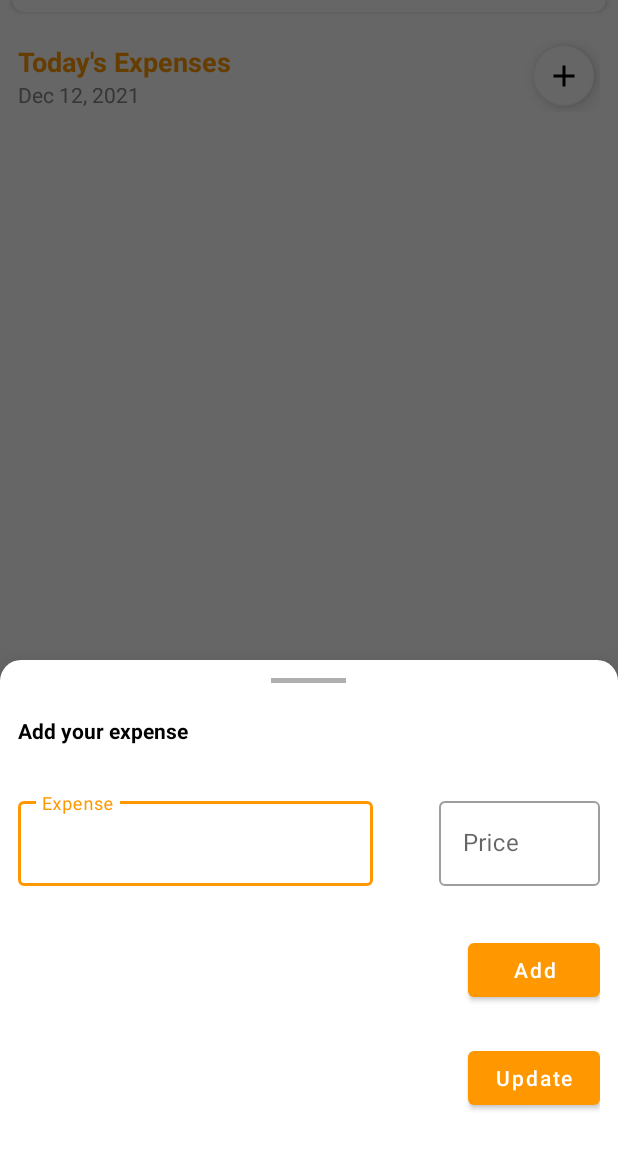
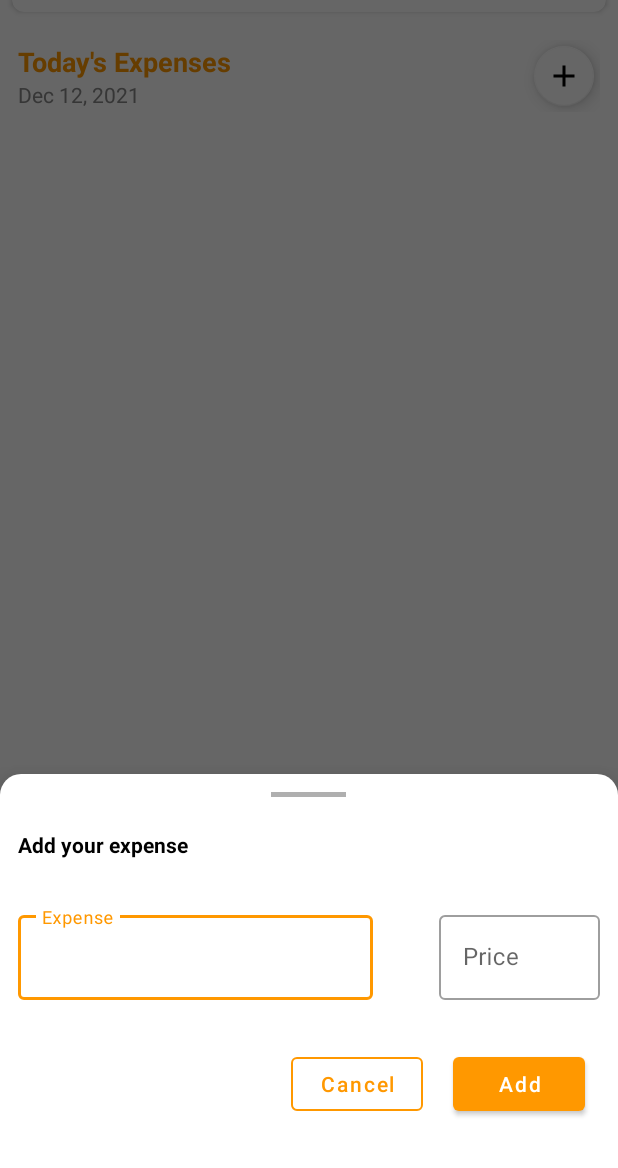
Before and after one commit to SimranjitKaur2815/ExpenseTracker, an Android app: the fragment HomeFragment placed in its activity, after a tap on an icon or button, on a phone screen of 412 x 824 dp, the part 68-1236 px from its top. Run offline under Robolectric (Android 15) with nearby library versions, the phone set to English and light mode, and no system bars; our stand-ins replace Room's generated code; libraries missing offline, so code that uses them is left out: com.scottyab.aescrypt; 1 statement that could not run was skipped.

Commit message:
Ui modifications by sim

```diff
--- a/app/src/main/java/com/example/expensetrackersystem/ui/activities/login/LoginActivity.java
+++ b/app/src/main/java/com/example/expensetrackersystem/ui/activities/login/LoginActivity.java
@@ -92,7 +92,6 @@ public class LoginActivity extends AppCompatActivity {
 
                         @Override
                         public void onUserDelete(User user) {
-                            DbHelper.getInstance().
                         }
                     }));
 
--- a/app/src/main/java/com/example/expensetrackersystem/ui/fragments/AboutFragment.java
+++ b/app/src/main/java/com/example/expensetrackersystem/ui/fragments/AboutFragment.java
@@ -5,16 +5,19 @@ import android.os.Bundle;
 import android.view.LayoutInflater;
 import android.view.View;
 import android.view.ViewGroup;
+import android.widget.TextView;
 
 import androidx.annotation.NonNull;
 import androidx.annotation.Nullable;
 import androidx.fragment.app.Fragment;
 
+import com.example.expensetrackersystem.BuildConfig;
 import com.example.expensetrackersystem.R;
 
 public class AboutFragment extends Fragment {
     View view;
     Context context;
+    TextView version;
 
     @Override
     public void onAttach(@NonNull Context context) {
@@ -26,6 +29,8 @@ public class AboutFragment extends Fragment {
     @Override
     public View onCreateView(@NonNull LayoutInflater inflater, @Nullable ViewGroup container, @Nullable Bundle savedInstanceState) {
         view=inflater.inflate(R.layout.about_fragment_layout,container,false);
+        version=view.findViewById(R.id.version);
+        version.setText("version "+BuildConfig.VERSION_NAME);
         return view;
     }
 }
--- a/app/src/main/java/com/example/expensetrackersystem/ui/fragments/home/HomeExpensesAdapter.java
+++ b/app/src/main/java/com/example/expensetrackersystem/ui/fragments/home/HomeExpensesAdapter.java
@@ -38,7 +38,7 @@ public class HomeExpensesAdapter extends RecyclerView.Adapter<HomeExpensesAdapte
     public void onBindViewHolder(@NonNull ViewHolder holder, int position) {
         ExpenseItems expenseItem = expenseItemsList.get(position);
         holder.itemName.setText(expenseItem.getItemName());
-        holder.itemPrice.setText(String.valueOf(expenseItem.getItemPrice()));
+        holder.itemPrice.setText("$"+String.valueOf(expenseItem.getItemPrice()));
         holder.editExp.setOnClickListener(v ->listener.onEdit(expenseItem));
         holder.delExp.setOnClickListener(v ->listener.onDelete(expenseItem));
 
--- a/app/src/main/java/com/example/expensetrackersystem/ui/fragments/home/HomeFragment.java
+++ b/app/src/main/java/com/example/expensetrackersystem/ui/fragments/home/HomeFragment.java
@@ -12,6 +12,7 @@ import android.view.LayoutInflater;
 import android.view.View;
 import android.view.ViewGroup;
 import android.widget.DatePicker;
+import android.widget.LinearLayout;
 import android.widget.TextView;
 import android.widget.Toast;
 
@@ -47,8 +48,9 @@ public class HomeFragment extends Fragment {
     FloatingActionButton addExpenseBtn;
     String itemName = "", expenseDateString;
     Double itemPrice = 0.0d;
+    LinearLayout addLayoutDialog, updateLayoutDialog;
     TextInputEditText itemNameET, itemPriceET;
-    MaterialButton addExpenseMatBtn, updateExpenseMatBtn;
+    MaterialButton addExpenseMatBtn, updateExpenseMatBtn, cancelExpenseButton, cancelButton;
     BottomSheetDialog bottomSheetDialog;
     Executor executor;
     TextView expenseDayTV, expenseDateTV;
@@ -95,7 +97,11 @@ public class HomeFragment extends Fragment {
         expenseRecyc.setLayoutManager(new LinearLayoutManager(context));
         bottomSheetView = LayoutInflater.from(context).inflate(R.layout.add_expense_bottom_sheet, null, false);
         itemNameET = bottomSheetView.findViewById(R.id.itemName);
+        addLayoutDialog = bottomSheetView.findViewById(R.id.addLayout);
+        updateLayoutDialog = bottomSheetView.findViewById(R.id.updateLayout);
         itemPriceET = bottomSheetView.findViewById(R.id.itemPrice);
+        cancelButton = bottomSheetView.findViewById(R.id.cancelButton);
+        cancelExpenseButton = bottomSheetView.findViewById(R.id.cancelExpenseButton);
         addExpenseMatBtn = bottomSheetView.findViewById(R.id.addExpenseBtn);
         updateExpenseMatBtn = bottomSheetView.findViewById(R.id.updateExpenseMatBtn);
         bottomSheetDialog = new BottomSheetDialog(context, R.style.CustomShapeAppearanceBottomSheetDialog);
@@ -121,8 +127,13 @@ public class HomeFragment extends Fragment {
     }
 
     private void initListeners() {
+        cancelExpenseButton.setOnClickListener(v ->bottomSheetDialog.dismiss());
+        cancelButton.setOnClickListener(v -> bottomSheetDialog.dismiss());
+
         addExpenseBtn.setOnClickListener(v -> {
             bottomSheetDialog.show();
+            addLayoutDialog.setVisibility(View.VISIBLE);
+            updateLayoutDialog.setVisibility(View.GONE);
         });
         addExpenseMatBtn.setOnClickListener(v -> {
             itemName = itemNameET.getText().toString().trim();
@@ -155,8 +166,8 @@ public class HomeFragment extends Fragment {
 
 
     private void getExpenses() {
-        addExpenseMatBtn.setVisibility(View.VISIBLE);
-        updateExpenseMatBtn.setVisibility(View.GONE);
+        addLayoutDialog.setVisibility(View.VISIBLE);
+        updateLayoutDialog.setVisibility(View.GONE);
         DbHelper.getInstance().getExpenses(context, user.getId(), expenseDateString, new ExpenseDbListener.onGetExpensesListener() {
             @Override
             public void onSuccess(List<ExpenseItems> items) {
@@ -164,8 +175,8 @@ public class HomeFragment extends Fragment {
                     @Override
                     public void onEdit(ExpenseItems expenseItems) {
                         updatedExpenseItem = expenseItems;
-                        addExpenseMatBtn.setVisibility(View.GONE);
-                        updateExpenseMatBtn.setVisibility(View.VISIBLE);
+                        addLayoutDialog.setVisibility(View.GONE);
+                        updateLayoutDialog.setVisibility(View.VISIBLE);
                         itemNameET.setText(expenseItems.getItemName());
                         itemPriceET.setText(String.valueOf(expenseItems.getItemPrice()));
                         bottomSheetDialog.show();
--- a/app/src/main/res/drawable/ic_settings.xml
+++ /dev/null
@@ -1,5 +0,0 @@
-<vector android:height="24dp" android:tint="#605F5F"
-    android:viewportHeight="24" android:viewportWidth="24"
-    android:width="24dp" xmlns:android="http://schemas.android.com/apk/res/android">
-    <path android:fillColor="@android:color/white" android:pathData="M19.14,12.94c0.04,-0.3 0.06,-0.61 0.06,-0.94c0,-0.32 -0.02,-0.64 -0.07,-0.94l2.03,-1.58c0.18,-0.14 0.23,-0.41 0.12,-0.61l-1.92,-3.32c-0.12,-0.22 -0.37,-0.29 -0.59,-0.22l-2.39,0.96c-0.5,-0.38 -1.03,-0.7 -1.62,-0.94L14.4,2.81c-0.04,-0.24 -0.24,-0.41 -0.48,-0.41h-3.84c-0.24,0 -0.43,0.17 -0.47,0.41L9.25,5.35C8.66,5.59 8.12,5.92 7.63,6.29L5.24,5.33c-0.22,-0.08 -0.47,0 -0.59,0.22L2.74,8.87C2.62,9.08 2.66,9.34 2.86,9.48l2.03,1.58C4.84,11.36 4.8,11.69 4.8,12s0.02,0.64 0.07,0.94l-2.03,1.58c-0.18,0.14 -0.23,0.41 -0.12,0.61l1.92,3.32c0.12,0.22 0.37,0.29 0.59,0.22l2.39,-0.96c0.5,0.38 1.03,0.7 1.62,0.94l0.36,2.54c0.05,0.24 0.24,0.41 0.48,0.41h3.84c0.24,0 0.44,-0.17 0.47,-0.41l0.36,-2.54c0.59,-0.24 1.13,-0.56 1.62,-0.94l2.39,0.96c0.22,0.08 0.47,0 0.59,-0.22l1.92,-3.32c0.12,-0.22 0.07,-0.47 -0.12,-0.61L19.14,12.94zM12,15.6c-1.98,0 -3.6,-1.62 -3.6,-3.6s1.62,-3.6 3.6,-3.6s3.6,1.62 3.6,3.6S13.98,15.6 12,15.6z"/>
-</vector>
--- a/app/src/main/res/layout/activity_main.xml
+++ b/app/src/main/res/layout/activity_main.xml
@@ -48,6 +48,7 @@
                     android:layout_height="wrap_content"
                     android:layout_weight="1"
                     android:gravity="center"
+                    android:id="@+id/toolbarTitle"
                     android:text="Expense Tracker"
                     android:textSize="16sp"
                     android:textStyle="bold" />
--- a/app/src/main/res/layout/add_expense_bottom_sheet.xml
+++ b/app/src/main/res/layout/add_expense_bottom_sheet.xml
@@ -58,25 +58,70 @@
         </com.google.android.material.textfield.TextInputLayout>
 
     </LinearLayout>
+    <LinearLayout
+        android:layout_width="match_parent"
+        android:layout_height="wrap_content"
+        android:orientation="horizontal"
+        android:gravity="end"
+        android:id="@+id/addLayout"
+        android:visibility="gone"
+        >
 
+        <com.google.android.material.button.MaterialButton
+            android:id="@+id/cancelExpenseButton"
+            android:layout_width="wrap_content"
+            android:layout_height="wrap_content"
+            android:layout_gravity="end"
+            android:layout_marginBottom="24dp"
+            android:text="Cancel"
+            android:layout_margin="10dp"
+            android:textAllCaps="false"
+            app:strokeColor="@color/text_orange"
+            app:strokeWidth="1dp"
+            style="@style/Widget.MaterialComponents.Button.OutlinedButton"/>
     <com.google.android.material.button.MaterialButton
         android:id="@+id/addExpenseBtn"
         android:layout_width="wrap_content"
         android:layout_height="wrap_content"
         android:layout_gravity="end"
-        android:layout_marginBottom="24dp"
+  android:layout_margin="10dp"
         android:text="Add"
         android:textAllCaps="false"
         app:backgroundTint="@color/text_orange" />
+    </LinearLayout>
+
+    <LinearLayout
+        android:id="@+id/updateLayout"
+        android:layout_width="match_parent"
+        android:layout_height="wrap_content"
+        android:orientation="horizontal"
+        android:gravity="end"
+        android:visibility="gone"
+
+        >
+    <com.google.android.material.button.MaterialButton
+        android:id="@+id/cancelButton"
+        android:layout_width="wrap_content"
+        android:layout_height="wrap_content"
+        android:layout_gravity="end"
+        android:layout_marginBottom="24dp"
+        android:text="Cancel"
+        android:layout_margin="10dp"
+        android:textAllCaps="false"
+        app:strokeColor="@color/text_orange"
+        app:strokeWidth="1dp"
+        style="@style/Widget.MaterialComponents.Button.OutlinedButton"/>
+
 
     <com.google.android.material.button.MaterialButton
         android:id="@+id/updateExpenseMatBtn"
         android:layout_width="wrap_content"
         android:layout_height="wrap_content"
         android:layout_gravity="end"
-        android:layout_marginBottom="24dp"
+        android:layout_margin="10dp"
         android:text="Update"
         android:textAllCaps="false"
         app:backgroundTint="@color/text_orange" />
+    </LinearLayout>
 
 </LinearLayout>
--- a/app/src/main/res/layout/all_expenses_sub_item.xml
+++ b/app/src/main/res/layout/all_expenses_sub_item.xml
@@ -1,5 +1,6 @@
 <?xml version="1.0" encoding="utf-8"?>
-<androidx.constraintlayout.widget.ConstraintLayout xmlns:android="http://schemas.android.com/apk/res/android"
+<androidx.constraintlayout.widget.ConstraintLayout
+    xmlns:android="http://schemas.android.com/apk/res/android"
     xmlns:app="http://schemas.android.com/apk/res-auto"
     android:layout_width="match_parent"
     android:layout_height="wrap_content"
--- a/app/src/main/res/layout/profile_expense_details_item.xml
+++ b/app/src/main/res/layout/profile_expense_details_item.xml
@@ -25,7 +25,7 @@
             android:padding="5dp"
             android:text="240"
             android:textColor="@color/blue"
-            android:textSize="10sp"
+            android:textSize="16sp"
             android:textStyle="bold"
             tools:ignore="SmallSp" />
 
--- a/app/src/main/res/menu/navigation_menu.xml
+++ b/app/src/main/res/menu/navigation_menu.xml
@@ -22,9 +22,6 @@
         android:id="@+id/nav_starred"
         android:title="Starred"
         android:icon="@drawable/ic_starred"/>
-    <item
-        android:id="@+id/nav_settings"
-        android:title="Settings"
-        android:icon="@drawable/ic_settings"/>
+
     </group>
 </menu>
```
Also changed, not shown: app/src/main/java/com/example/expensetrackersystem/ui/activities/MainActivity.java (+14 -5 lines), app/src/main/java/com/example/expensetrackersystem/ui/activities/profile/ProfileExpenseDetailAdapter.java (+21 -0 lines), app/src/main/java/com/example/expensetrackersystem/ui/fragments/SettingsFragment.java (deleted, +0 -32 lines), app/src/main/java/com/example/expensetrackersystem/utils/db/DbHelper.java (+4 -4 lines), app/src/main/res/drawable/border.xml (added, +9 -0 lines), app/src/main/res/layout/about_fragment_layout.xml (+12 -2 lines), app/src/main/res/layout/expenses_item.xml (+37 -15 lines), app/src/main/res/layout/settings_fragment_layout.xml (deleted, +0 -14 lines).
